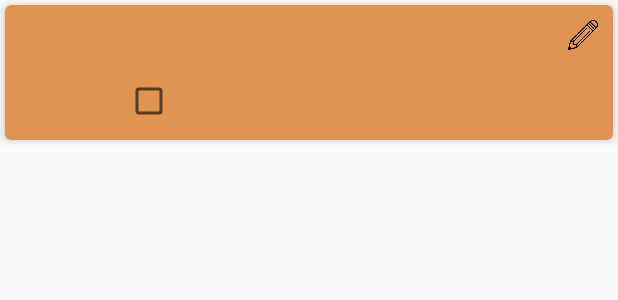
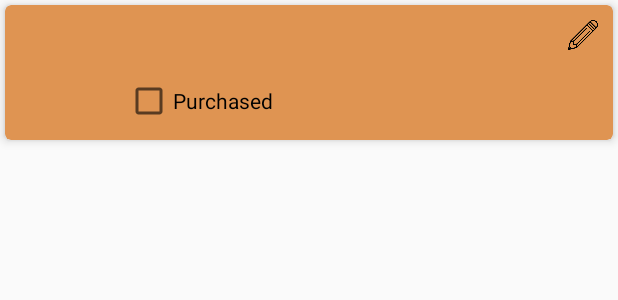
Before and after one commit to meganzhao/Android_Shopping-List, an Android app: the layout item.xml on its own in the app's theme, with its tools: preview values and no code run, on a phone screen of 412 x 824 dp. Shown: the top 300 px of the screen. Run offline under Robolectric (Android 15) with nearby library versions, the phone set to English and light mode, and no system bars; plain views replace CheckBox.

Commit message:
update README

```diff
--- a/app/src/main/res/layout/item.xml
+++ b/app/src/main/res/layout/item.xml
@@ -57,6 +57,7 @@
             app:cbd_height="16dp"
             app:cbd_width="16dp"
             app:cbd_boxSize="13dp"
+            android:text="@string/cb_purchased"
             app:cbd_strokeColor="@color/colorPrimary" />
 
         <TextView
```
Also changed, not shown: 118 other files.
